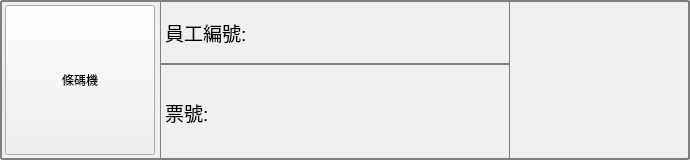
Qt form BRClient/ItemBarcode.ui (roger0816/BRC) before a commit.
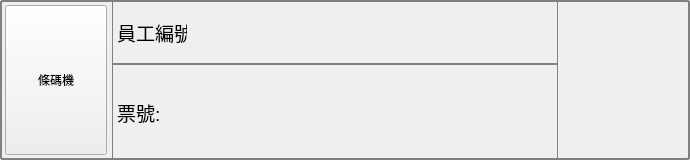
The same form after that commit. Custom widgets are drawn as their Qt base class.

Diff of the .ui file:
```diff
--- a/BRClient/ItemBarcode.ui
+++ b/BRClient/ItemBarcode.ui
@@ -45,7 +45,7 @@
     <widget class="QWidget" name="w0" native="true">
      <property name="minimumSize">
       <size>
-       <width>121</width>
+       <width>0</width>
        <height>0</height>
       </size>
      </property>
@@ -61,7 +61,7 @@
     padding: 1px 18px 1px 3px;
     min-width: 6em;}</string>
      </property>
-     <layout class="QGridLayout" name="gridLayout_4" rowstretch="2,3">
+     <layout class="QGridLayout" name="gridLayout_4" rowstretch="2,3" columnstretch="1,4,1">
       <property name="leftMargin">
        <number>0</number>
       </property>
@@ -81,13 +81,13 @@
        <widget class="QWidget" name="w0_0" native="true">
         <property name="minimumSize">
          <size>
-          <width>0</width>
+          <width>60</width>
           <height>0</height>
          </size>
         </property>
         <property name="maximumSize">
          <size>
-          <width>160</width>
+          <width>10000</width>
           <height>16777215</height>
          </size>
         </property>
@@ -120,7 +120,7 @@
            </property>
            <property name="maximumSize">
             <size>
-             <width>300</width>
+             <width>100000</width>
              <height>16777215</height>
             </size>
            </property>
@@ -131,7 +131,7 @@
             <string>條碼機</string>
            </property>
            <property name="checkable">
-            <bool>true</bool>
+            <bool>false</bool>
            </property>
           </widget>
          </item>
@@ -140,6 +140,12 @@
       </item>
       <item row="0" column="1">
        <widget class="QWidget" name="w0_1" native="true">
+        <property name="minimumSize">
+         <size>
+          <width>160</width>
+          <height>0</height>
+         </size>
+        </property>
         <property name="styleSheet">
          <string notr="true">QWidget#w0_1{    border: 1px solid gray;
     padding: 1px 18px 1px 3px;
@@ -162,13 +168,13 @@
           <widget class="QLabel" name="lbTitle0">
            <property name="minimumSize">
             <size>
-             <width>100</width>
+             <width>70</width>
              <height>0</height>
             </size>
            </property>
            <property name="maximumSize">
             <size>
-             <width>100</width>
+             <width>70</width>
              <height>16777215</height>
             </size>
            </property>
@@ -184,6 +190,12 @@
          </item>
          <item row="0" column="1">
           <widget class="Vinput" name="lb0" native="true">
+           <property name="sizePolicy">
+            <sizepolicy hsizetype="Minimum" vsizetype="Preferred">
+             <horstretch>0</horstretch>
+             <verstretch>0</verstretch>
+            </sizepolicy>
+           </property>
            <property name="minimumSize">
             <size>
              <width>30</width>
@@ -197,6 +209,12 @@
       </item>
       <item row="1" column="1">
        <widget class="QWidget" name="w0_2" native="true">
+        <property name="minimumSize">
+         <size>
+          <width>160</width>
+          <height>0</height>
+         </size>
+        </property>
         <property name="styleSheet">
          <string notr="true">QWidget#w0_2{border: 1px solid gray;
     padding: 1px 18px 1px 3px;
@@ -219,13 +237,13 @@
           <widget class="QLabel" name="lbTitle1">
            <property name="minimumSize">
             <size>
-             <width>100</width>
+             <width>70</width>
              <height>0</height>
             </size>
            </property>
            <property name="maximumSize">
             <size>
-             <width>100</width>
+             <width>70</width>
              <height>16777215</height>
             </size>
            </property>
@@ -256,13 +274,13 @@
        <widget class="QWidget" name="w0_3" native="true">
         <property name="minimumSize">
          <size>
-          <width>160</width>
+          <width>0</width>
           <height>0</height>
          </size>
         </property>
         <property name="maximumSize">
          <size>
-          <width>160</width>
+          <width>10000</width>
           <height>16777215</height>
          </size>
         </property>
@@ -271,13 +289,13 @@
           <widget class="QLabel" name="lbTitle2">
            <property name="minimumSize">
             <size>
-             <width>100</width>
+             <width>0</width>
              <height>0</height>
             </size>
            </property>
            <property name="maximumSize">
             <size>
-             <width>100</width>
+             <width>10000</width>
              <height>16777215</height>
             </size>
            </property>
```
